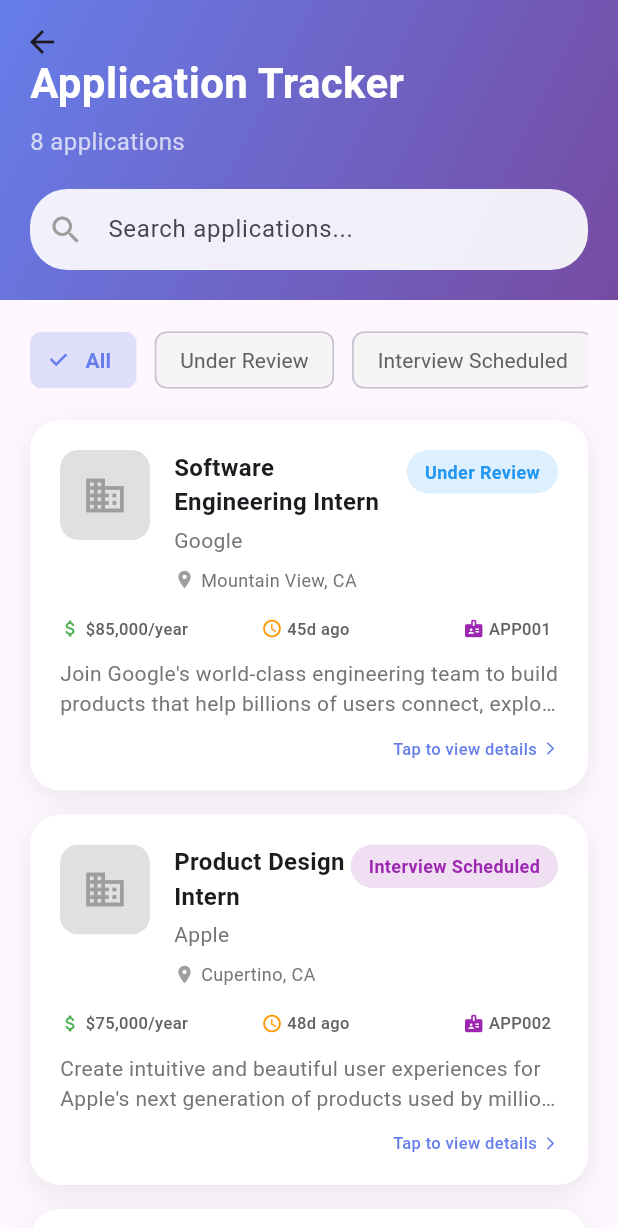
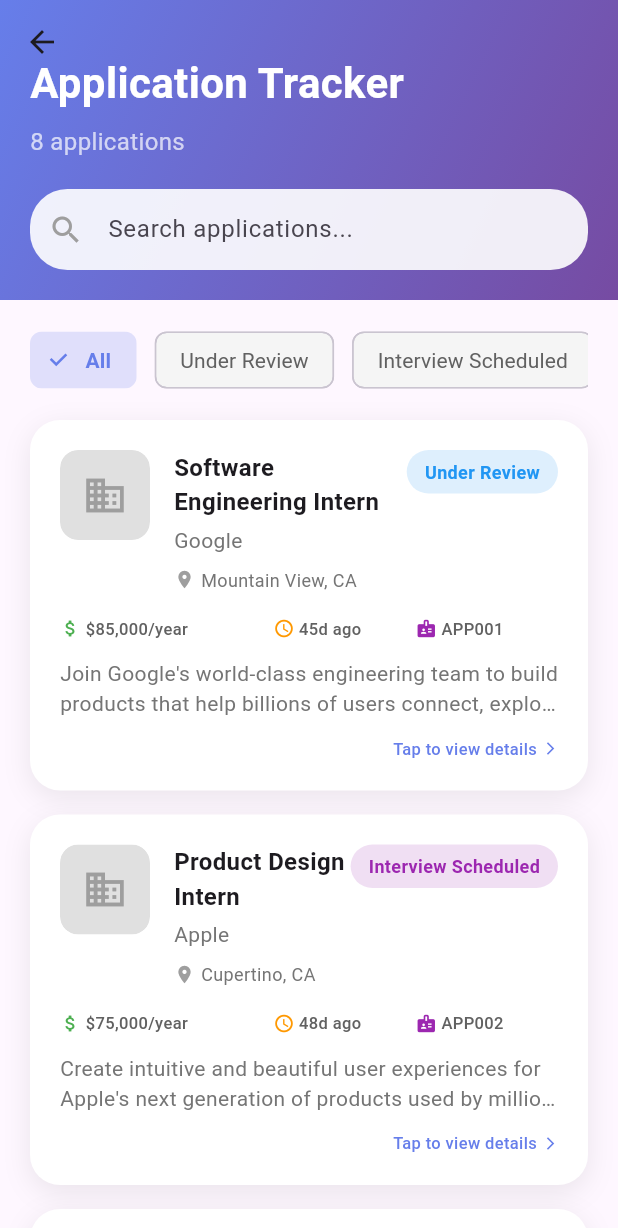
Before and after one commit to Tanvin2442002/InternLink, a Flutter app: the ApplicationTrackerPage screen opened directly, on a phone screen of 412 x 824 dp. Shown: the top 1228 px of the screen. Run offline on Flutter 3.47's test engine with Material 3 defaults, Android fonts, the phone set to English and light mode, and no system bars; our stand-ins replace font_awesome_flutter; network calls fail.

Commit message:
Refactor quick info row layout and styling for improved readability

```diff
--- a/lib/pages/tracker_page.dart
+++ b/lib/pages/tracker_page.dart
@@ -724,20 +724,17 @@ class _ApplicationTrackerPageState extends State<ApplicationTrackerPage> {
 
                         const SizedBox(height: 16),
 
-                        // Quick info row - UPDATED
+                        // Quick info row
                         Row(
-                          mainAxisAlignment: MainAxisAlignment.spaceBetween,
                           children: [
                             Expanded(
-                              // Wrap each item in Expanded
-                              flex: 2,
+                              flex: 3,
                               child: _buildQuickInfo(
                                 Icons.attach_money,
                                 app.salary,
                                 Colors.green,
                               ),
                             ),
-                            const SizedBox(width: 8), // Reduced spacing
                             Expanded(
                               flex: 2,
                               child: _buildQuickInfo(
@@ -746,9 +743,8 @@ class _ApplicationTrackerPageState extends State<ApplicationTrackerPage> {
                                 Colors.orange,
                               ),
                             ),
-                            const SizedBox(width: 8), // Reduced spacing
                             Expanded(
-                              flex: 1,
+                              flex: 2,
                               child: _buildQuickInfo(
                                 Icons.badge,
                                 app.applicationId,
@@ -778,22 +774,18 @@ class _ApplicationTrackerPageState extends State<ApplicationTrackerPage> {
                         Row(
                           mainAxisAlignment: MainAxisAlignment.end,
                           children: [
-                            Flexible(
-                              // Make text flexible
-                              child: Text(
+                            Text(
                               'Tap to view details',
                               style: TextStyle(
                                 color: const Color(0xFF667eea),
-                                  fontSize: 11, // Reduced font size
+                                fontSize: 11,
                                 fontWeight: FontWeight.w500,
-                                ),
-                                overflow: TextOverflow.ellipsis,
                               ),
                             ),
                             const SizedBox(width: 4),
                             Icon(
                               Icons.arrow_forward_ios,
-                              size: 10, // Reduced icon size
+                              size: 10,
                               color: const Color(0xFF667eea),
                             ),
                           ],
@@ -814,28 +806,24 @@ class _ApplicationTrackerPageState extends State<ApplicationTrackerPage> {
   }
 
   Widget _buildQuickInfo(IconData icon, String text, Color color) {
-    return Flexible(
-      // Use Flexible instead of Row
-      child: Row(
+    return Row(
       mainAxisSize: MainAxisSize.min,
       children: [
-          Icon(icon, size: 14, color: color), // Reduced icon size
-          const SizedBox(width: 3), // Reduced spacing
+        Icon(icon, size: 14, color: color),
+        const SizedBox(width: 3),
         Flexible(
-            // Make text flexible
           child: Text(
             text,
             style: TextStyle(
               color: Colors.grey[700],
-                fontSize: 11, // Reduced font size
+              fontSize: 11,
               fontWeight: FontWeight.w500,
             ),
-              overflow: TextOverflow.ellipsis, // Handle overflow
+            overflow: TextOverflow.ellipsis,
             maxLines: 1,
           ),
         ),
       ],
-      ),
     );
   }
 }
```
Lines whose indentation alone changed are shown as unchanged.
